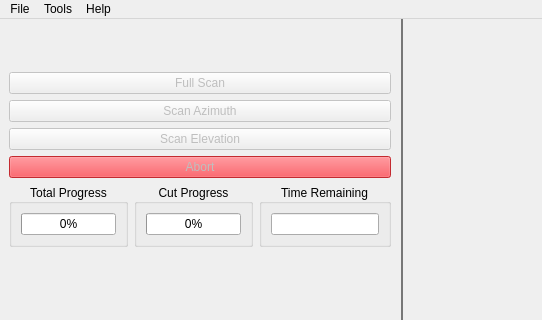
Before: the Qt Designer form pychamber/app/ui/mainwindow.ui in PyChamber/PyChamber, drawn with Qt 5; both pictures show x 0 to 542 and y 0 to 320 of the 1160 by 886 pixel window.
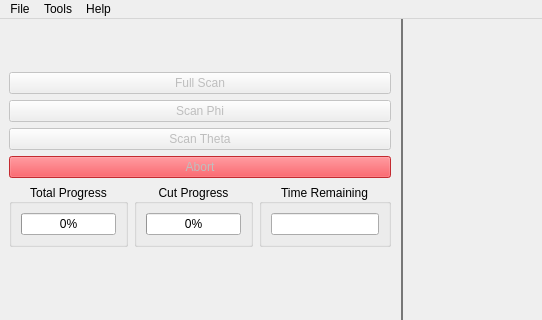
After: the same form once the commit is applied. Icons and pictures are not drawn. Custom widgets are drawn as their Qt base class.

Commit message: Fix control names and add theta and full scans

```diff
--- a/pychamber/app/ui/mainwindow.ui
+++ b/pychamber/app/ui/mainwindow.ui
@@ -142,7 +142,7 @@
               <bool>false</bool>
              </property>
              <property name="text">
-              <string>Scan Azimuth</string>
+              <string>Scan Phi</string>
              </property>
             </widget>
            </item>
@@ -152,7 +152,7 @@
               <bool>false</bool>
              </property>
              <property name="text">
-              <string>Scan Elevation</string>
+              <string>Scan Theta</string>
              </property>
             </widget>
            </item>
```
Left out of the diff: 4 changed lines with no effect on the pictures. The commit also changes 2 other files.
